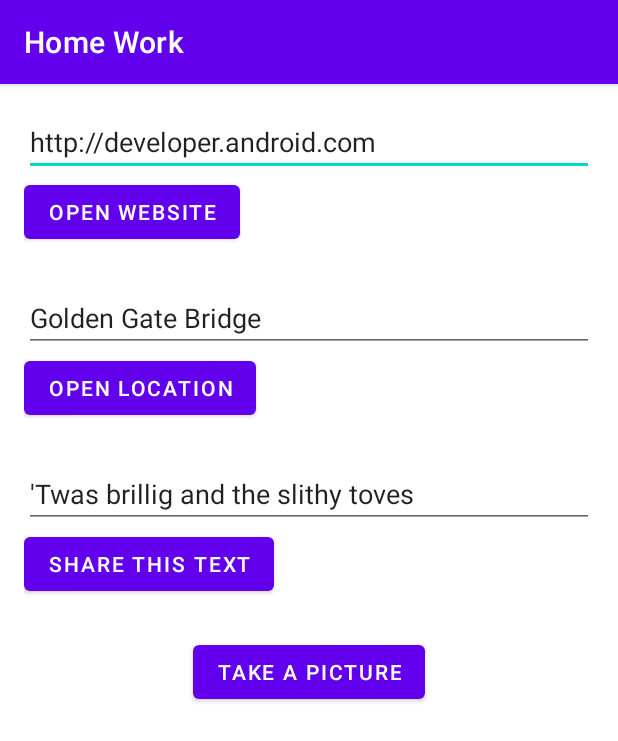
After one commit to SmallGreenMan/Anderson_HomeWork, an Android app: the MainActivity_HW_2_3 screen opened directly, with no data from a screen before it, on a phone screen of 412 x 824 dp. The commit adds this screen. Shown: the top 741 px of the screen. Run offline under Robolectric (Android 15) with nearby library versions, the phone set to English and light mode, and no system bars.

Commit message:
add: taka picture actions to HW_2.3

```diff
--- a/app/src/main/AndroidManifest.xml
+++ b/app/src/main/AndroidManifest.xml
@@ -12,6 +12,9 @@
         android:supportsRtl="true"
         android:theme="@style/Theme.ImageLoader_HW_31"
         android:usesCleartextTraffic="true">
+        <activity
+            android:name=".MainActivity_HW_2_3"
+            android:exported="false" />
         <activity
             android:name=".MainActivity_HW_2_2"
             android:exported="false" />
--- a/app/src/main/java/android/examample/imageloader_hw_31/MainActivity_HW_2_1.java
+++ b/app/src/main/java/android/examample/imageloader_hw_31/MainActivity_HW_2_1.java
@@ -50,7 +50,7 @@
 
     private void chngeCollor(){
         if (mCount == 0){
-            binding.buttonZero.setBackgroundColor (getColor(R.color.gray));
+            binding.buttonZero.setBackgroundColor(getColor(R.color.gray));
             binding.buttonCount.setBackgroundColor(getColor(R.color.blue));
         } else {
             binding.buttonZero.setBackgroundColor(getColor(R.color.purple_200));
--- /dev/null
+++ b/app/src/main/java/android/examample/imageloader_hw_31/MainActivity_HW_2_3.java
@@ -0,0 +1,75 @@
+package android.examample.imageloader_hw_31;
+
+import androidx.appcompat.app.AppCompatActivity;
+import androidx.core.app.ShareCompat;
+
+import android.content.Intent;
+import android.net.Uri;
+import android.os.Bundle;
+import android.provider.MediaStore;
+import android.util.Log;
+import android.view.View;
+import android.widget.EditText;
+
+public class MainActivity_HW_2_3 extends AppCompatActivity {
+
+    private EditText mWebsiteEditText;
+    private EditText mLocationEditText;
+    private EditText mShareTextEditText;
+
+    @Override
+    protected void onCreate(Bundle savedInstanceState) {
+        super.onCreate(savedInstanceState);
+        setContentView(R.layout.activity_main_hw23);
+
+        mLocationEditText = findViewById(R.id.location_edittext);
+        mWebsiteEditText = findViewById(R.id.website_edittext);
+        mShareTextEditText = findViewById(R.id.share_edittext);
+    }
+
+    // Website
+    public void openWebsite(View view) {
+        String url = mWebsiteEditText.getText().toString();
+
+        Uri webpage = Uri.parse(url);
+        Intent intent = new Intent(Intent.ACTION_VIEW, webpage);
+
+        if (intent.resolveActivity(getPackageManager()) != null) {
+            startActivity(intent);
+        } else {
+            Log.d("ImplicitIntents", "Can't handle this intent!");
+        }
+    }
+
+    // location
+    public void openLocation(View view) {
+        String loc = mLocationEditText.getText().toString();
+
+        Uri addressUri = Uri.parse("geo:0,0?q=" + loc);
+        Intent intent = new Intent(Intent.ACTION_VIEW, addressUri);
+
+        if (intent.resolveActivity(getPackageManager()) != null) {
+            startActivity(intent);
+        } else {
+            Log.d("ImplicitIntents", "Can't handle this intent!");
+        }
+    }
+
+    // share text
+    public void shareText(View view) {
+        String txt = mShareTextEditText.getText().toString();
+        String mimeType = "text/plain";
+        ShareCompat.IntentBuilder
+                .from(this)
+                .setType(mimeType)
+                .setChooserTitle(R.string.Share_this_text_with)
+                .setText(txt)
+                .startChooser();
+    }
+
+    // Website
+    public void takePicture(View view) {
+        Intent intent = new Intent(MediaStore.ACTION_IMAGE_CAPTURE);
+        startActivity(intent);
+    }
+}
--- /dev/null
+++ b/app/src/main/res/layout/activity_main_hw23.xml
@@ -0,0 +1,66 @@
+<LinearLayout xmlns:android="http://schemas.android.com/apk/res/android"
+    xmlns:app="http://schemas.android.com/apk/res-auto"
+    xmlns:tools="http://schemas.android.com/tools"
+    android:layout_width="match_parent"
+    android:layout_height="match_parent"
+    android:orientation="vertical"
+    android:padding="16dp"
+    tools:context=".MainActivity_HW_2_3">
+
+    <EditText
+        android:id="@+id/website_edittext"
+        android:layout_width="match_parent"
+        android:layout_height="wrap_content"
+        android:inputType="textUri"
+        android:text="@string/edittext_uri"
+        tools:ignore="TouchTargetSizeCheck" />
+
+    <Button
+        android:id="@+id/open_website_button"
+        android:layout_width="wrap_content"
+        android:layout_height="wrap_content"
+        android:layout_marginBottom="24dp"
+        android:onClick="openWebsite"
+        android:text="@string/button_uri" />
+
+    <EditText
+        android:id="@+id/location_edittext"
+        android:layout_width="match_parent"
+        android:layout_height="wrap_content"
+        android:inputType="textMultiLine"
+        android:text="@string/edittext_loc"
+        tools:ignore="TouchTargetSizeCheck" />
+
+    <Button
+        android:id="@+id/open_location_button"
+        android:layout_width="wrap_content"
+        android:layout_height="wrap_content"
+        android:layout_marginBottom="24dp"
+        android:onClick="openLocation"
+        android:text="@string/button_loc" />
+
+    <EditText
+        android:id="@+id/share_edittext"
+        android:layout_width="match_parent"
+        android:layout_height="wrap_content"
+        android:inputType="text"
+        android:text="@string/edittext_share"
+        tools:ignore="TouchTargetSizeCheck" />
+
+    <Button
+        android:id="@+id/share_text_button"
+        android:layout_width="wrap_content"
+        android:layout_height="wrap_content"
+        android:layout_marginBottom="24dp"
+        android:onClick="shareText"
+        android:text="@string/button_share" />
+
+    <Button
+        android:id="@+id/button_takePicture"
+        android:layout_width="wrap_content"
+        android:layout_height="wrap_content"
+        android:layout_gravity="center_horizontal"
+        android:onClick="takePicture"
+        android:text="@string/take_a_picture" />
+
+</LinearLayout>
--- a/app/src/main/res/values/strings.xml
+++ b/app/src/main/res/values/strings.xml
@@ -5,11 +5,11 @@
     <string name="load_image">Load image</string>
     <string name="enter_image_link_here">Enter image link here</string>
     <string name="default_link">https://picsum.photos/0</string>
-    <string name="home_work_3_1">Home Work 3.1</string>
+    <string name="home_work_3_1">Home Work 3</string>
     <string name="image_loader_app">Image loader app</string>
     <string name="home_woek_3_2">Home Woek 3.2</string>
     <string name="flags_app">Flags app</string>
-    <string name="home_work_2_1">Home work 2.1</string>
+    <string name="home_work_2_1">Home work 2</string>
     <string name="hello_toast_app">Hello Toast app</string>
     <string name="button_label_toast">Toast</string>
     <string name="button_label_count">Count</string>
@@ -43,4 +43,16 @@
     <string name="add_comments">Add comments</string>
     <string name="home_work_2_2">Home work 2.2</string>
     <string name="scroling_app">Scroling app</string>
+
+    <string name="edittext_uri">http://developer.android.com</string>
+    <string name="button_uri">Open Website</string>
+
+    <string name="edittext_loc">Golden Gate Bridge</string>
+    <string name="button_loc">Open Location</string>
+
+    <string name="edittext_share">\'Twas brillig and the slithy toves</string>
+    <string name="button_share">Share This Text</string>
+
+    <string name="Share_this_text_with">\"Share this text with: \"</string>
+    <string name="take_a_picture">Take a picture</string>
 </resources>
```
Also changed, not shown: app/src/main/java/android/examample/imageloader_hw_31/MainActivity.kt (+4 -5 lines), app/src/main/res/layout/activity_main.xml (+18 -29 lines).
